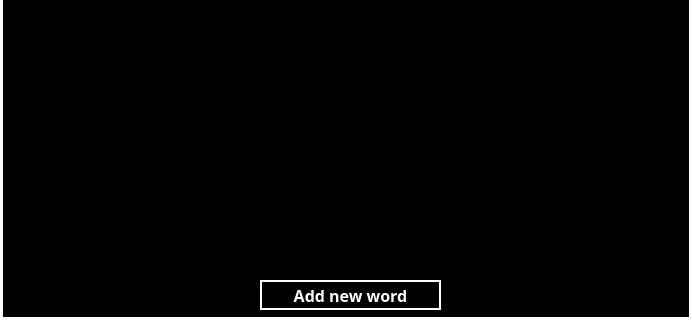
This is mainwindow.ui in alvin5716/Words_Reviewer as Qt 5 draws it before an edit; both pictures show x 0 to 692 and y 240 to 560 of the 692 by 560 pixel window. The edited form follows.
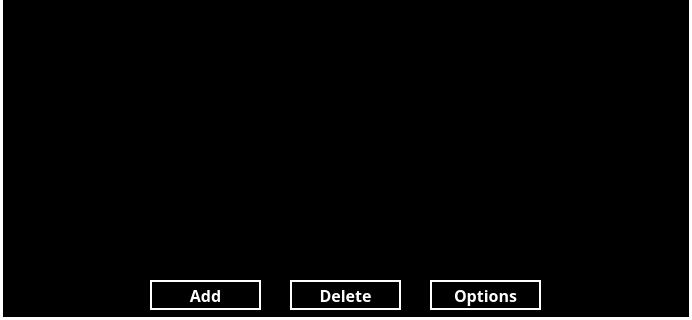
This is the edited form. The open tabs and pages were chosen to show the change. Custom widgets are drawn as their Qt base class.

The edit to the form file:
```diff
--- a/mainwindow.ui
+++ b/mainwindow.ui
@@ -207,9 +207,9 @@
      <widget class="QPushButton" name="addNewWordButton">
       <property name="geometry">
        <rect>
-        <x>250</x>
+        <x>140</x>
         <y>390</y>
-        <width>181</width>
+        <width>111</width>
         <height>30</height>
        </rect>
       </property>
@@ -222,7 +222,49 @@
        </font>
       </property>
       <property name="text">
-       <string>Add new word</string>
+       <string>Add</string>
+      </property>
+     </widget>
+     <widget class="QPushButton" name="deleteWordButton">
+      <property name="geometry">
+       <rect>
+        <x>280</x>
+        <y>390</y>
+        <width>111</width>
+        <height>30</height>
+       </rect>
+      </property>
+      <property name="font">
+       <font>
+        <family>微軟正黑體</family>
+        <pointsize>12</pointsize>
+        <weight>75</weight>
+        <bold>true</bold>
+       </font>
+      </property>
+      <property name="text">
+       <string>Delete</string>
+      </property>
+     </widget>
+     <widget class="QPushButton" name="optionsButton">
+      <property name="geometry">
+       <rect>
+        <x>420</x>
+        <y>390</y>
+        <width>111</width>
+        <height>30</height>
+       </rect>
+      </property>
+      <property name="font">
+       <font>
+        <family>微軟正黑體</family>
+        <pointsize>12</pointsize>
+        <weight>75</weight>
+        <bold>true</bold>
+       </font>
+      </property>
+      <property name="text">
+       <string>Options</string>
       </property>
      </widget>
     </widget>
@@ -415,6 +457,13 @@
   </widget>
  </widget>
  <layoutdefault spacing="6" margin="11"/>
+ <customwidgets>
+  <customwidget>
+   <class>InputForm</class>
+   <extends>QLineEdit</extends>
+   <header>inputform.h</header>
+  </customwidget>
+ </customwidgets>
  <resources/>
  <connections/>
 </ui>
```
Left out of the diff: 8 changed lines with no effect on the pictures.
